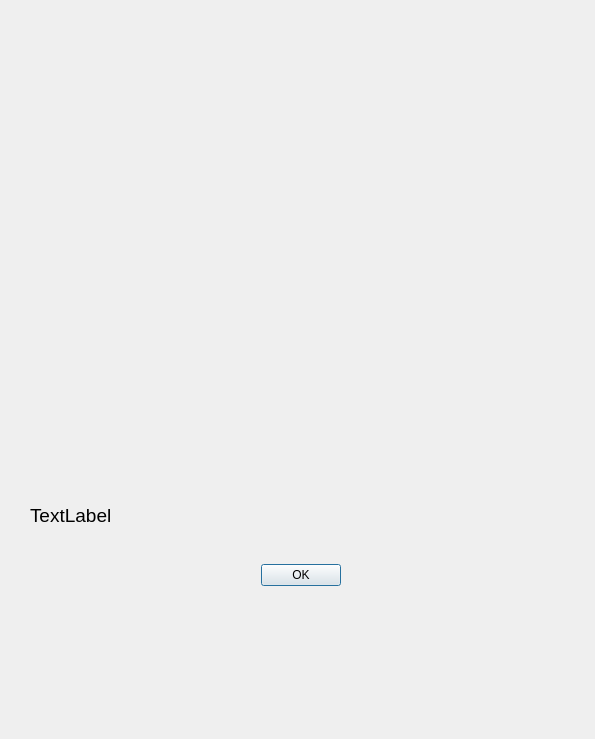
First picture: the form in box2ddialog.ui, repository davidclark495/Bartending-Sim-Mirror, before the edit.
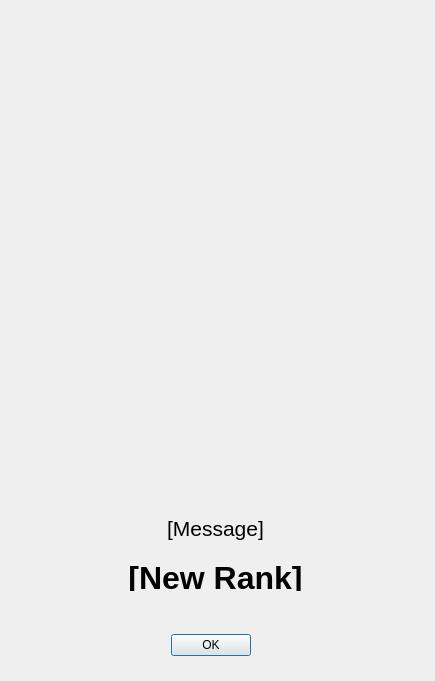
Second picture: the form after the edit.

```diff
--- a/box2ddialog.ui
+++ b/box2ddialog.ui
@@ -6,8 +6,8 @@
    <rect>
     <x>0</x>
     <y>0</y>
-    <width>595</width>
-    <height>739</height>
+    <width>435</width>
+    <height>681</height>
    </rect>
   </property>
   <property name="windowTitle">
@@ -16,9 +16,9 @@
   <widget class="QDialogButtonBox" name="buttonBox">
    <property name="geometry">
     <rect>
-     <x>10</x>
-     <y>560</y>
-     <width>581</width>
+     <x>0</x>
+     <y>630</y>
+     <width>421</width>
      <height>31</height>
     </rect>
    </property>
@@ -46,19 +46,48 @@
   <widget class="QLabel" name="userMessage">
    <property name="geometry">
     <rect>
-     <x>30</x>
+     <x>0</x>
      <y>490</y>
-     <width>391</width>
+     <width>431</width>
      <height>51</height>
     </rect>
    </property>
    <property name="font">
     <font>
-     <pointsize>14</pointsize>
+     <pointsize>16</pointsize>
     </font>
    </property>
    <property name="text">
-    <string>TextLabel</string>
+    <string>[Message]</string>
+   </property>
+   <property name="alignment">
+    <set>Qt::AlignBottom|Qt::AlignHCenter</set>
+   </property>
+   <property name="wordWrap">
+    <bool>true</bool>
+   </property>
+  </widget>
+  <widget class="QLabel" name="userRank">
+   <property name="geometry">
+    <rect>
+     <x>0</x>
+     <y>560</y>
+     <width>431</width>
+     <height>31</height>
+    </rect>
+   </property>
+   <property name="font">
+    <font>
+     <pointsize>24</pointsize>
+     <weight>75</weight>
+     <bold>true</bold>
+    </font>
+   </property>
+   <property name="text">
+    <string>[New Rank]</string>
+   </property>
+   <property name="alignment">
+    <set>Qt::AlignHCenter|Qt::AlignTop</set>
    </property>
    <property name="wordWrap">
     <bool>true</bool>
```
Left out of the diff: 10 changed lines with no effect on the pictures.
